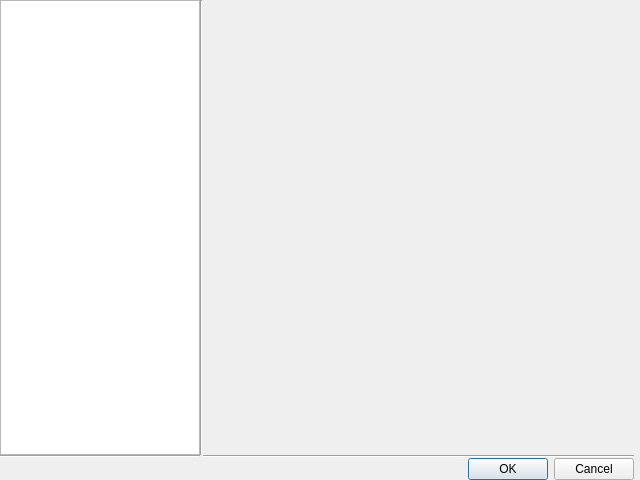
Above: ui/mainsettings.ui from snip89/wsnsim-postprocessor before the change. Below: the same form after it.
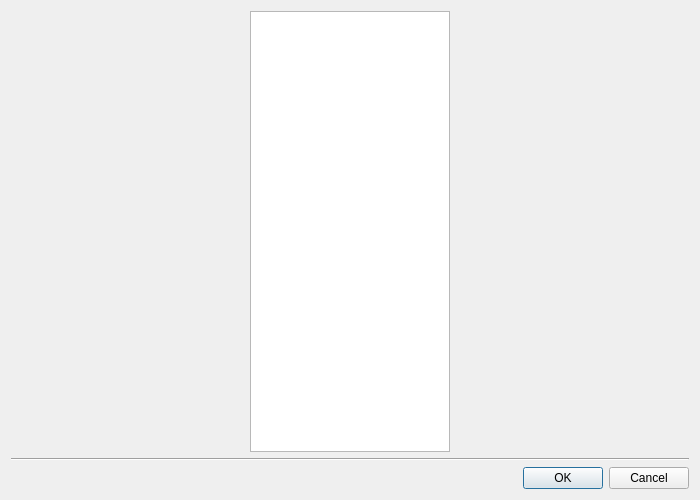
That is the form after the change.

```diff
--- a/ui/mainsettings.ui
+++ b/ui/mainsettings.ui
@@ -6,36 +6,34 @@
    <rect>
     <x>0</x>
     <y>0</y>
-    <width>640</width>
-    <height>480</height>
+    <width>700</width>
+    <height>500</height>
    </rect>
   </property>
+  <property name="sizePolicy">
+   <sizepolicy hsizetype="Fixed" vsizetype="Fixed">
+    <horstretch>0</horstretch>
+    <verstretch>0</verstretch>
+   </sizepolicy>
+  </property>
+  <property name="minimumSize">
+   <size>
+    <width>700</width>
+    <height>500</height>
+   </size>
+  </property>
+  <property name="maximumSize">
+   <size>
+    <width>700</width>
+    <height>500</height>
+   </size>
+  </property>
   <property name="windowTitle">
    <string>Settings</string>
   </property>
   <layout class="QGridLayout" name="gridLayout">
-   <property name="leftMargin">
-    <number>0</number>
-   </property>
-   <property name="topMargin">
-    <number>0</number>
-   </property>
-   <property name="rightMargin">
-    <number>6</number>
-   </property>
-   <property name="bottomMargin">
-    <number>0</number>
-   </property>
-   <property name="spacing">
-    <number>0</number>
-   </property>
-   <item row="2" column="2">
-    <widget class="QDialogButtonBox" name="buttonBox">
-     <property name="standardButtons">
-      <set>QDialogButtonBox::Cancel|QDialogButtonBox::Ok</set>
-     </property>
-    </widget>
-   </item>
+   <item row="0" column="0">
+    <layout class="QGridLayout" name="gridLayout_3">
    <item row="0" column="0">
     <widget class="QTreeWidget" name="settingsTree">
      <property name="sizePolicy">
@@ -63,30 +61,29 @@
      </column>
     </widget>
    </item>
-   <item row="1" column="2">
-    <widget class="Line" name="line_2">
-     <property name="orientation">
-      <enum>Qt::Horizontal</enum>
-     </property>
-    </widget>
-   </item>
-   <item row="1" column="0">
-    <widget class="Line" name="line_4">
-     <property name="orientation">
-      <enum>Qt::Horizontal</enum>
-     </property>
-    </widget>
-   </item>
    <item row="0" column="1">
-    <widget class="Line" name="line_3">
+      <layout class="QGridLayout" name="settingsFrameLayout">
+       <property name="sizeConstraint">
+        <enum>QLayout::SetDefaultConstraint</enum>
+       </property>
+      </layout>
+     </item>
+    </layout>
+   </item>
+   <item row="2" column="0">
+    <widget class="QDialogButtonBox" name="buttonBox">
+     <property name="standardButtons">
+      <set>QDialogButtonBox::Cancel|QDialogButtonBox::Ok</set>
+     </property>
+    </widget>
+   </item>
+   <item row="1" column="0">
+    <widget class="Line" name="line">
      <property name="orientation">
-      <enum>Qt::Vertical</enum>
+      <enum>Qt::Horizontal</enum>
      </property>
     </widget>
    </item>
-   <item row="0" column="2">
-    <layout class="QGridLayout" name="settingsFrameLayout"/>
-   </item>
   </layout>
  </widget>
  <layoutdefault spacing="6" margin="11"/>
```
Lines whose indentation alone changed are shown as unchanged.
